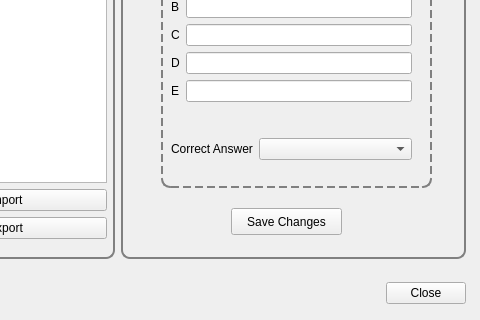
The window that designer/editset.ui (sobjornstad/clicker-quiz-manager) describes before a commit, drawn with Qt 5; both pictures show x 545 to 1025 and y 292 to 612 of the 1025 by 612 pixel window.
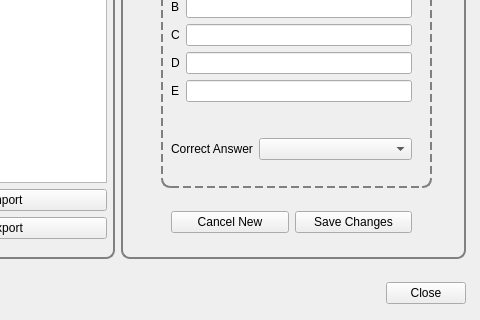
The same window after the commit. Custom widgets are drawn as their Qt base class.

Commit message:
disable the list part of the dialog when creating a new question
I'd like to also do this for editing a question, although that will
involve some fiddling to watch the appropriate focus events since we
don't have to explicitly click any buttons to edit a question.

Also add the "cancel new" button, which I'd like to change to "discard
changes" eventually once it can also apply to a question in editing.

Patch:
```diff
--- a/designer/editset.ui
+++ b/designer/editset.ui
@@ -313,19 +313,32 @@
         </item>
        </layout>
       </widget>
-      <widget class="QPushButton" name="saveButton">
+      <widget class="QWidget" name="">
        <property name="geometry">
         <rect>
-         <x>110</x>
+         <x>50</x>
          <y>490</y>
-         <width>111</width>
-         <height>27</height>
+         <width>241</width>
+         <height>29</height>
         </rect>
        </property>
+       <layout class="QHBoxLayout" name="horizontalLayout_3">
+        <item>
+         <widget class="QPushButton" name="cancelButton">
+          <property name="text">
+           <string>Cancel New</string>
+          </property>
+         </widget>
+        </item>
+        <item>
+         <widget class="QPushButton" name="saveButton">
        <property name="text">
         <string>Save Changes</string>
        </property>
       </widget>
+        </item>
+       </layout>
+      </widget>
      </widget>
     </item>
    </layout>
```
Left out of the diff: 1 changed line with no effect on the pictures. Lines whose indentation alone changed are shown as unchanged. The commit also changes 1 other file.
